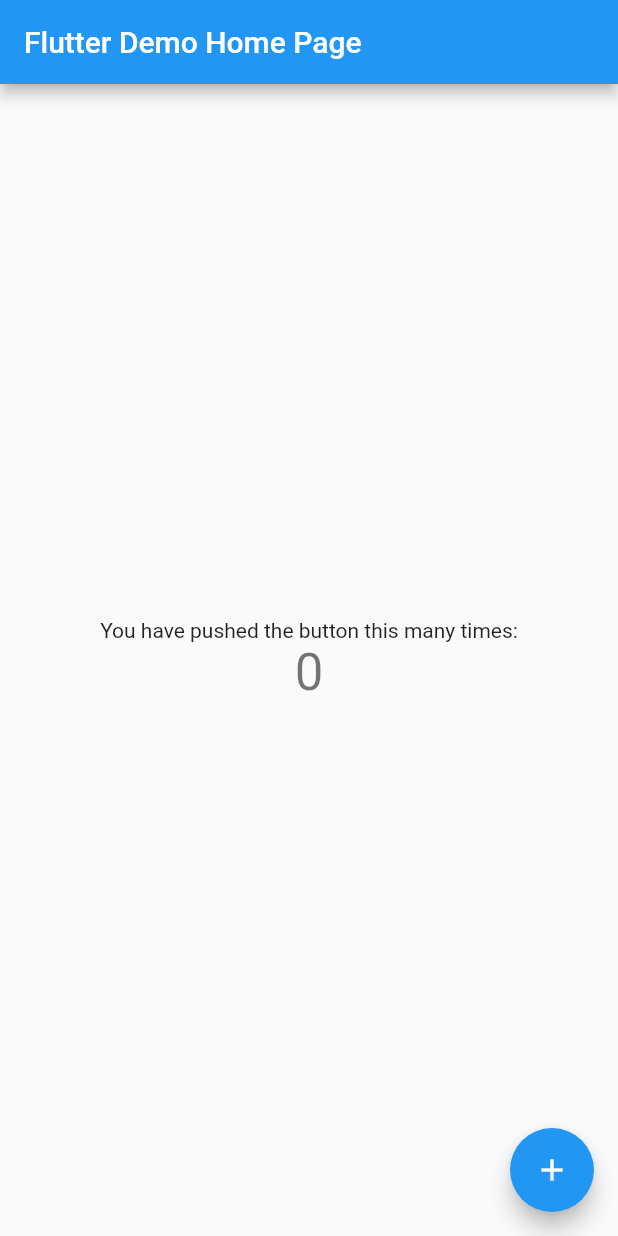
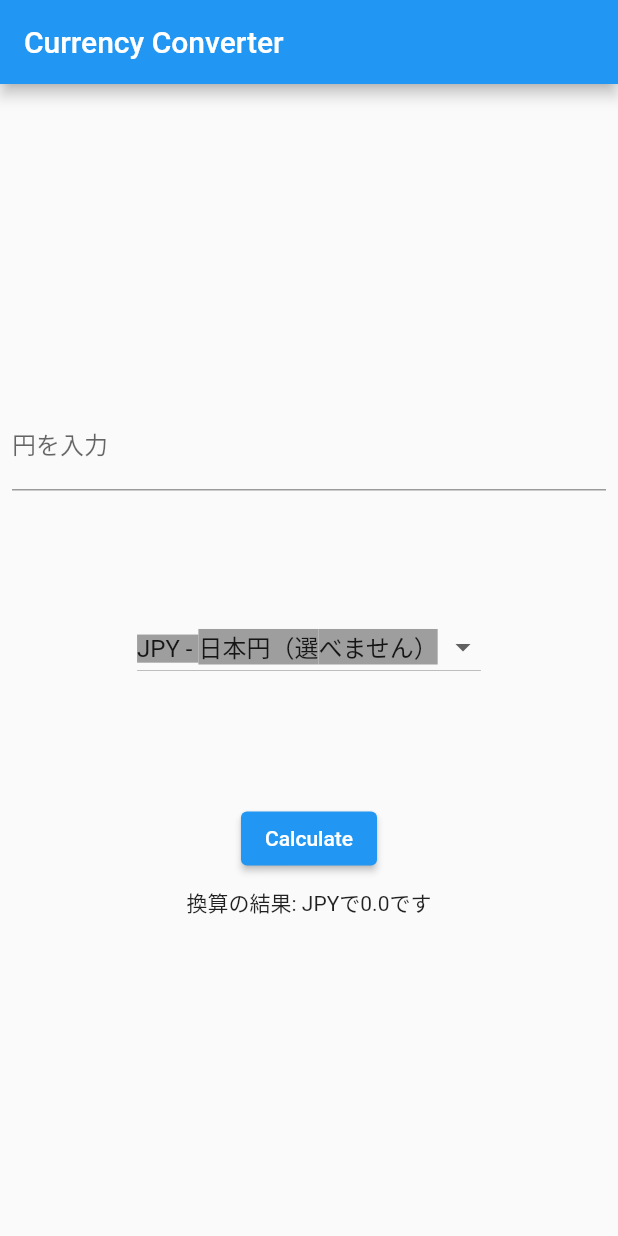
Before and after one commit to KYOHEI-jp/concurrency_converter, a Flutter app: the screen it shows after launch, on a phone screen of 412 x 824 dp. Run offline on Flutter 3.47's test engine with Material 2 defaults, Android fonts, the phone set to English and light mode, and no system bars.

Commit message:
アジア追加

```diff
--- a/lib/main.dart
+++ b/lib/main.dart
@@ -1,115 +1,149 @@
 import 'package:flutter/material.dart';
+import 'package:http/http.dart' as http;
+import 'dart:convert';
 
 void main() {
-  runApp(const MyApp());
+  runApp(MyApp());
 }
 
 class MyApp extends StatelessWidget {
-  const MyApp({super.key});
-
-  // This widget is the root of your application.
   @override
   Widget build(BuildContext context) {
     return MaterialApp(
-      title: 'Flutter Demo',
-      theme: ThemeData(
-        // This is the theme of your application.
-        //
-        // Try running your application with "flutter run". You'll see the
-        // application has a blue toolbar. Then, without quitting the app, try
-        // changing the primarySwatch below to Colors.green and then invoke
-        // "hot reload" (press "r" in the console where you ran "flutter run",
-        // or simply save your changes to "hot reload" in a Flutter IDE).
-        // Notice that the counter didn't reset back to zero; the application
-        // is not restarted.
-        primarySwatch: Colors.blue,
-      ),
-      home: const MyHomePage(title: 'Flutter Demo Home Page'),
+      home: MyHomePage(),
     );
   }
 }
 
 class MyHomePage extends StatefulWidget {
-  const MyHomePage({super.key, required this.title});
-
-  // This widget is the home page of your application. It is stateful, meaning
-  // that it has a State object (defined below) that contains fields that affect
-  // how it looks.
-
-  // This class is the configuration for the state. It holds the values (in this
-  // case the title) provided by the parent (in this case the App widget) and
-  // used by the build method of the State. Fields in a Widget subclass are
-  // always marked "final".
-
-  final String title;
-
   @override
-  State<MyHomePage> createState() => _MyHomePageState();
+  _MyHomePageState createState() => _MyHomePageState();
 }
 
 class _MyHomePageState extends State<MyHomePage> {
-  int _counter = 0;
+// 入力された金額を保持する変数
+  double _amount = 0;
 
-  void _incrementCounter() {
+// コンボボックスで選択された通貨の種類を保持する変数
+  String? _currency = 'JPY';
+
+// 両替された円の金額を保持する変数
+  double _result = 0;
+
+// 為替レートを取得するAPIのURL
+  String _apiUrl = 'https://api.exchangerate-api.com/v4/latest/JPY';
+
+// 計算ボタンが押されたときの処理
+  void _calculate() async {
+// 入力された金額を取得する
+    double amount = _amount;
+
+// コンボボックスで選択された通貨の種類を取得する
+    String? currency = _currency;
+
+    var uri = Uri.parse(_apiUrl);
+
+// APIを使って、為替レートを取得する
+    var response = await http.get(uri);
+
+// APIから返されたJSONをパースする
+    Map<String, dynamic> data = json.decode(response.body);
+
+// 為替レートを取得する
+    double rate = data['rates'][currency];
+
+// 入力された金額を円に両替する
+    double result = amount * rate;
+
+// 両替された円の金額を保存する
     setState(() {
-      // This call to setState tells the Flutter framework that something has
-      // changed in this State, which causes it to rerun the build method below
-      // so that the display can reflect the updated values. If we changed
-      // _counter without calling setState(), then the build method would not be
-      // called again, and so nothing would appear to happen.
-      _counter++;
+      _result = result;
     });
   }
 
   @override
   Widget build(BuildContext context) {
-    // This method is rerun every time setState is called, for instance as done
-    // by the _incrementCounter method above.
-    //
-    // The Flutter framework has been optimized to make rerunning build methods
-    // fast, so that you can just rebuild anything that needs updating rather
-    // than having to individually change instances of widgets.
     return Scaffold(
       appBar: AppBar(
-        // Here we take the value from the MyHomePage object that was created by
-        // the App.build method, and use it to set our appbar title.
-        title: Text(widget.title),
+        title: Text('Currency Converter'),
       ),
-      body: Center(
-        // Center is a layout widget. It takes a single child and positions it
-        // in the middle of the parent.
+      body: Padding(
+        padding: const EdgeInsets.all(8.0),
         child: Column(
-          // Column is also a layout widget. It takes a list of children and
-          // arranges them vertically. By default, it sizes itself to fit its
-          // children horizontally, and tries to be as tall as its parent.
-          //
-          // Invoke "debug painting" (press "p" in the console, choose the
-          // "Toggle Debug Paint" action from the Flutter Inspector in Android
-          // Studio, or the "Toggle Debug Paint" command in Visual Studio Code)
-          // to see the wireframe for each widget.
-          //
-          // Column has various properties to control how it sizes itself and
-          // how it positions its children. Here we use mainAxisAlignment to
-          // center the children vertically; the main axis here is the vertical
-          // axis because Columns are vertical (the cross axis would be
-          // horizontal).
           mainAxisAlignment: MainAxisAlignment.center,
-          children: <Widget>[
-            const Text(
-              'You have pushed the button this many times:',
+          children: [
+            TextField(
+              keyboardType: TextInputType.number,
+              onChanged: (value) {
+                setState(() {
+                  _amount = double.parse(value);
+                });
+              },
+              decoration: InputDecoration(
+                labelText: '円を入力',
+              ),
             ),
-            Text(
-              '$_counter',
-              style: Theme.of(context).textTheme.headline4,
+            SizedBox(height: 80),
+            DropdownButton(
+              value: _currency,
+              items: [
+                DropdownMenuItem(
+                  value: 'AED',
+                  child: Text('AED - UAEディルハム'),
+                ),
+                DropdownMenuItem(
+                  value: 'THB',
+                  child: Text('THB - タイバーツ'),
+                ),
+                DropdownMenuItem(
+                  value: 'IDR',
+                  child: Text('IDR - インドネシアルピー'),
+                ),
+                DropdownMenuItem(
+                  value: 'MYR',
+                  child: Text('MYR - マレーシアリンギット'),
+                ),
+                DropdownMenuItem(
+                  value: 'PHP',
+                  child: Text('フィリピン・ペソ'),
+                ),
+                DropdownMenuItem(
+                  value: 'SGD',
+                  child: Text('シンガポール・ドル'),
+                ),
+                DropdownMenuItem(
+                  value: 'JPY',
+                  child: Text(
+                    'JPY - 日本円（選べません）',
+                    style: TextStyle(backgroundColor: Colors.grey),
+                  ),
+                  enabled: false,
+                ),
+                DropdownMenuItem(
+                  value: 'NZD',
+                  child: Text('NZD - ニュージーランドドル'),
+                ),
+                DropdownMenuItem(
+                  value: 'VND',
+                  child: Text('VND - ベトナムドン'),
+                ),
+              ],
+              onChanged: (value) {
+                setState(() {
+                  _currency = value;
+                });
+              },
             ),
+            SizedBox(height: 80),
+            ElevatedButton(
+              child: Text('Calculate'),
+              onPressed: _calculate,
+            ),
+            SizedBox(height: 8),
+            Text('換算の結果: $_currencyで$_resultです'),
           ],
         ),
       ),
-      floatingActionButton: FloatingActionButton(
-        onPressed: _incrementCounter,
-        tooltip: 'Increment',
-        child: const Icon(Icons.add),
-      ), // This trailing comma makes auto-formatting nicer for build methods.
     );
   }
 }
```
